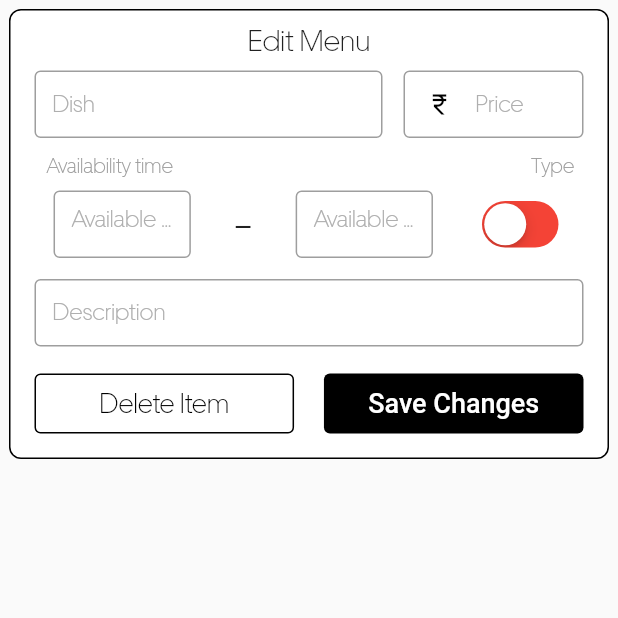
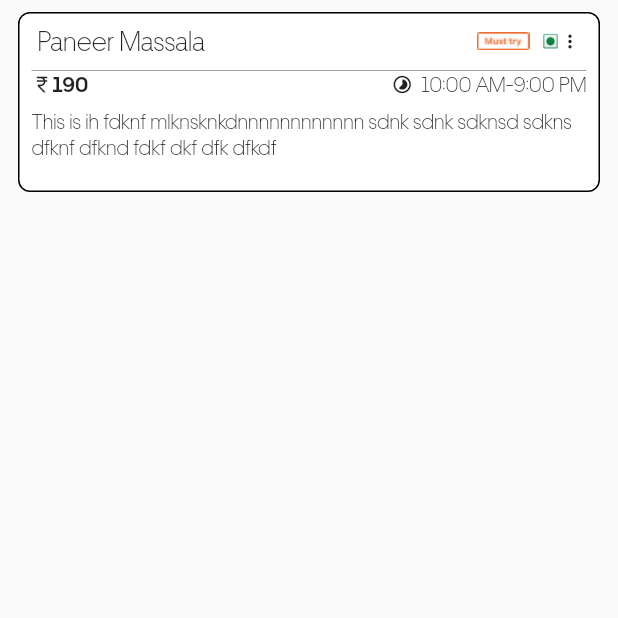
Before and after one commit to Hareesh-Nandigrama/catalogue, a Flutter app: the screen it shows after launch, on a phone screen of 412 x 824 dp, the top half of it. Run offline on Flutter 3.47's test engine with Material 2 defaults, Android fonts, the light colour scheme and no system bars; our stand-ins replace carousel_slider, dotted_border, firebase_auth, firebase_core, google_fonts, image_picker and 2 more; accounts and stored records are empty.

Commit message:
menu card

```diff
--- a/lib/main.dart
+++ b/lib/main.dart
@@ -1,7 +1,4 @@
-
-import 'package:catalogue/screens/admin/admin_order_status_page.dart';
-import 'package:catalogue/screens/login/first_screen.dart';
-import 'package:catalogue/widgets/admin/edit_menu.dart';
+import 'package:catalogue/widgets/admin/menu_card.dart';
 import 'package:firebase_core/firebase_core.dart';
 import 'package:flutter/material.dart';
 
@@ -25,7 +22,7 @@ class MyApp extends StatelessWidget {
         primarySwatch: Colors.grey,
         fontFamily: 'UberMove',
       ),
-      home: const EditMenu(),
+      home: const MenuCard(),
     );
   }
 }
--- a/lib/widgets/admin/admin_card.dart
+++ b/lib/widgets/admin/admin_card.dart
@@ -110,7 +110,7 @@ class AdminCard extends StatelessWidget {
                         ),
                       ],
                     ),
-                    EditButton(),
+                    const EditButton(),
                   ],
                 ),
               ],
--- /dev/null
+++ b/lib/widgets/admin/menu_card.dart
@@ -0,0 +1,81 @@
+import 'package:flutter/material.dart';
+class MenuCard extends StatelessWidget {
+  const MenuCard({Key? key}) : super(key: key);
+
+  @override
+  Widget build(BuildContext context) {
+    return Scaffold(
+      body: SafeArea(
+        child: Container(
+          margin: const EdgeInsets.symmetric(horizontal: 12,vertical: 8),
+          height: 120,
+          width: double.infinity,
+          decoration:  BoxDecoration(
+            borderRadius: BorderRadius.circular(8),
+            color: Colors.white,
+            border: Border.all(
+                color: Colors.black,
+                width: 1
+            ),
+          ),
+          child: Column(
+            crossAxisAlignment: CrossAxisAlignment.start,
+            children: [
+              Padding(
+                padding: const EdgeInsets.symmetric(horizontal: 12,vertical: 8),
+                child: Row(
+                  mainAxisAlignment: MainAxisAlignment.spaceBetween,
+                  children: [
+                    const Text('Paneer Massala',style: TextStyle(fontWeight: FontWeight.w500,fontSize: 18),),
+                    Row(
+                      children: [
+                        Padding(
+                          padding: const EdgeInsets.only(right: 8),
+                          child: Image.asset('assets/Must_try.png',height: 12,width: 35,),
+                        ),
+                        Image.asset('assets/Veg.png',height: 12),
+                        GestureDetector(child: const Icon(Icons.more_vert_rounded ,size: 14,),
+                        onTap: (){
+                        },
+                        ),
+                      ],
+                    ),
+                  ],
+                ),
+              ),
+              const Padding(
+                padding: EdgeInsets.symmetric(horizontal: 8),
+                child: Divider(color: Colors.grey,height: 2,),
+              ),
+              Padding(
+                padding: const EdgeInsets.symmetric(horizontal: 8),
+                child: Row(
+                  mainAxisAlignment: MainAxisAlignment.spaceBetween,
+                  children:  [
+                    Row(
+                      children: const [
+                        Icon(Icons.currency_rupee,size: 14,),
+                        Text('190',style: TextStyle(fontWeight: FontWeight.bold),),
+                      ],
+                    ),
+                    Row(
+                      children: const [
+                        Icon(Icons.timelapse,size: 14,),
+                        Text('  10:00 AM-9:00 PM'),
+                      ],
+                    ),
+
+                  ],
+                ),
+              ),
+              const Padding(
+                padding: EdgeInsets.symmetric(vertical: 8,horizontal: 8),
+                child: Text('This is ih fdknf mlknsknkdnnnnnnnnnnnn sdnk sdnk sdknsd sdkns dfknf dfknd fdkf dkf dfk dfkdf'),
+              ),
+            ],
+          ),
+        ),
+      ),
+    );
+  }
+}
--- a/pubspec.yaml
+++ b/pubspec.yaml
@@ -87,6 +87,7 @@ flutter:
     - assets/Non-Veg.png
     - assets/Veg.png
     - assets/baker.png
+    - assets/Must_try.png
 
   # An image asset can refer to one or more resolution-specific "variants", see
   # https://flutter.dev/assets-and-images/#resolution-aware
```
Also changed, not shown: assets/Must_try.png (added), pubspec.lock (added), 2 other files.
